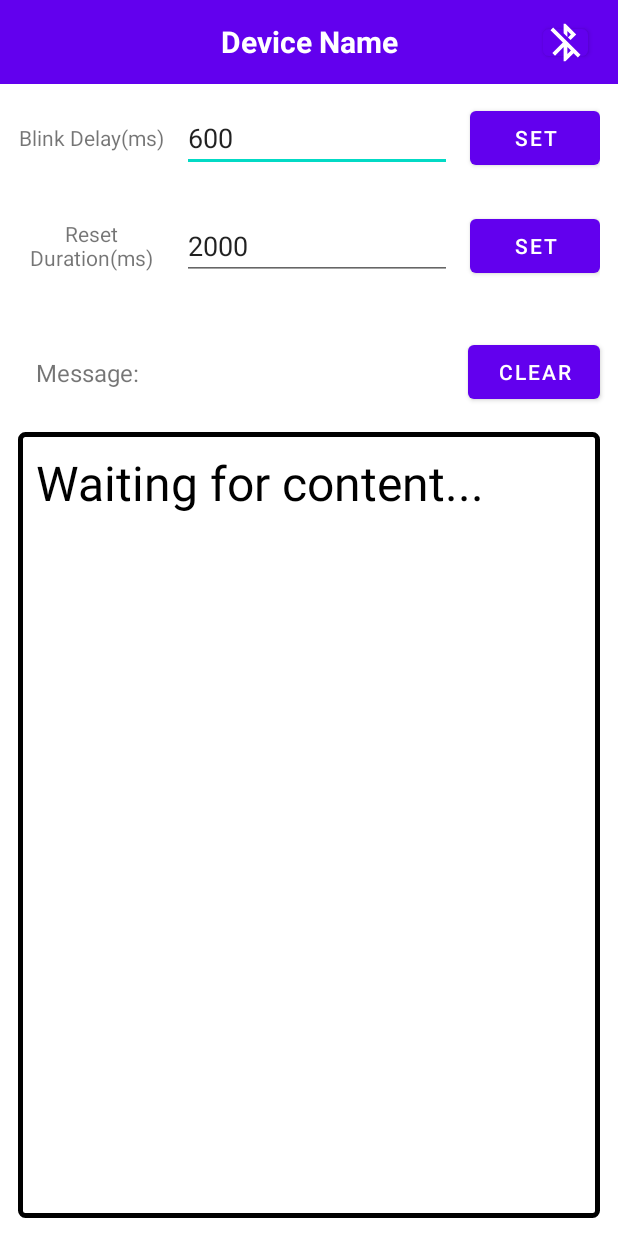
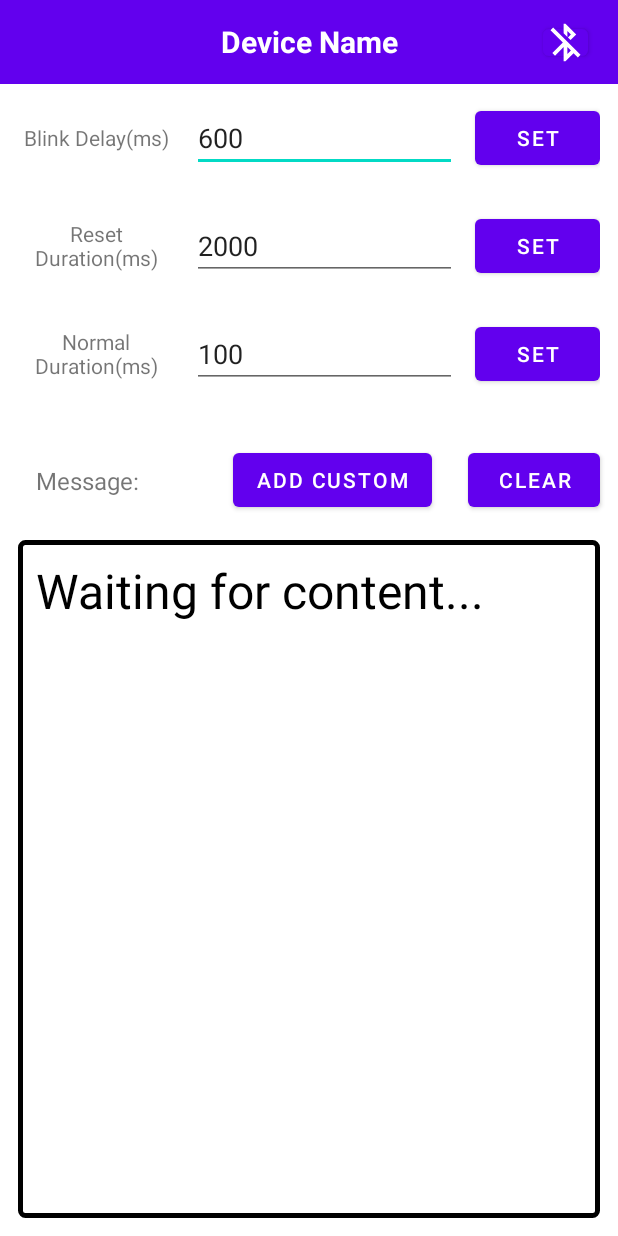
Before and after one commit to Harikrishnan001/Blinkify, an Android app: the BluetoothDeviceActivity screen opened directly, with no data from a screen before it, on a phone screen of 412 x 824 dp. Run offline under Robolectric (Android 15) with nearby library versions, the phone set to English and light mode, and no system bars; 1 statement that could not run was skipped.

Commit message:
Added custom morse code and adjust various blink parameters

```diff
--- a/AndroidApplication/app/src/main/AndroidManifest.xml
+++ b/AndroidApplication/app/src/main/AndroidManifest.xml
@@ -20,6 +20,9 @@
         android:theme="@style/Theme.Blinkify"
         tools:targetApi="31">
         <activity
+            android:name=".CustomMorseCodeActivity"
+            android:exported="false" />
+        <activity
             android:name=".BluetoothDeviceActivity"
             android:exported="false" />
         <activity
--- a/AndroidApplication/app/src/main/java/com/example/blinkify/FileHandler.java
+++ b/AndroidApplication/app/src/main/java/com/example/blinkify/FileHandler.java
@@ -11,19 +11,25 @@ import java.io.FileNotFoundException;
 import java.io.FileOutputStream;
 import java.io.IOException;
 import java.io.InputStreamReader;
+import java.util.ArrayList;
 import java.util.HashMap;
 import java.util.Map;
 
 public class FileHandler {
-    final private String fileName;
     final private Activity activity;
-    public FileHandler(String fileName, Activity activity){
-        this.fileName=fileName;
+    private static final String FILE_NAME_WORD_FREQUENCY="corpus.txt";
+    private static final String FILE_NAME_MORSE_CODE_MAP="mappings.txt";
+    public static final String[] englishValues=new String[]{"a","b","c","d","e","f","g","h","i","j","k","l","m","n","o","p","q","r","s","t","u","v","w","x","y","z",
+    "1","2","3","4","5","6","7","8","9","0"," ","BACKSPACE","BEEP","HUNGRY","WATER","FEELING ILL"};
+    public static final String[] morseCodeValues=new String[]{".-","-...","-.-.","-..",".","..-.","--.","....","..",".---",
+            "-.-",".-..","--","-.","---",".--.","--.-",".-.","...","-", "..-","...-",".--","-..-","-.--","--..",
+            ".----","..---","...--","....-",".....","-....","--...", "---..","----.","-----","......",".......",".....-","........",".........",".........."};
+    public FileHandler( Activity activity){
         this.activity=activity;
     }
-    public void writeToFile(HashMap<String,Integer> map){
+    public void writeWordFrequencyToFile(HashMap<String,Integer> map){
         try {
-            FileOutputStream fos = activity.openFileOutput(fileName, MODE_PRIVATE);
+            FileOutputStream fos = activity.openFileOutput(FILE_NAME_WORD_FREQUENCY, MODE_PRIVATE);
             for (Map.Entry<String, Integer> entry : map.entrySet()) {
                 String k = entry.getKey();
                 Integer v = entry.getValue();
@@ -36,12 +42,29 @@ public class FileHandler {
         }
     }
 
-    public HashMap<String,Integer> readFromFile(){
+    public void writeMorseCodeMappingsToFile(ArrayList<MorseCodeDataItem> mappings){
+        try {
+            FileOutputStream fos = activity.openFileOutput(FILE_NAME_MORSE_CODE_MAP, MODE_PRIVATE);
+            for (MorseCodeDataItem item:mappings) {
+                if(!item.englishValue.equals("")) {
+                    String k = item.englishValue;
+                    String v = item.morseCodeValue;
+                    String s = k + "," + v.toString() + "\n";
+                    fos.write(s.getBytes());
+                }
+            }
+            fos.close();
+        }catch (Exception e){
+            showToast("Unable to write to file");
+        }
+    }
+
+    public HashMap<String,Integer> readWordFrequencyFromFile(){
         HashMap<String,Integer> map=new HashMap<>();
         String[] results;
         while(true) {
             try {
-                BufferedReader reader = new BufferedReader(new InputStreamReader(activity.openFileInput(fileName)));
+                BufferedReader reader = new BufferedReader(new InputStreamReader(activity.openFileInput(FILE_NAME_WORD_FREQUENCY)));
                 String line = reader.readLine();
                 while (line != null) {
                     results = line.split(",");
@@ -53,8 +76,41 @@ public class FileHandler {
                 break;
             } catch (FileNotFoundException e) {
                 showToast("Creating and writing to file...");
+                String words[]=new String[]{"hello","hai","water","food","lemon","less"};
+                int freq[]=new int[]{5,7,3,6,8,5};
+                HashMap<String,Integer> list=new HashMap<>();
+                for(int i=0;i<words.length;i++)
+                    list.put(words[i],freq[i]);
+                writeWordFrequencyToFile(list);
+            } catch (IOException e) {
+                showToast("Unable to read from file");
+                break;
+            }
+        }
+        return map;
+    }
+
+    public ArrayList<MorseCodeDataItem> readMorseCodeMappingsFromFile(){
+        ArrayList<MorseCodeDataItem> mappings=new ArrayList<>();
+        String[] results;
+        while(true) {
+            try {
+                BufferedReader reader = new BufferedReader(new InputStreamReader(activity.openFileInput(FILE_NAME_MORSE_CODE_MAP)));
+                String line = reader.readLine();
+                while (line != null) {
+                    results = line.split(",");
+                    mappings.add(new MorseCodeDataItem(results[0],results[1]));
+                    Log.e("Message", results[0] + ":" + results[1]);
+                    line=reader.readLine();
+                }
+                reader.close();
+                break;
+            } catch (FileNotFoundException e) {
+                showToast("Creating and writing to file...");
                 try {
-                    FileOutputStream fout = activity.openFileOutput(fileName, MODE_PRIVATE);
+                    FileOutputStream fout = activity.openFileOutput(FILE_NAME_MORSE_CODE_MAP, MODE_PRIVATE);
+                    for(int i=0;i<englishValues.length;i++)
+                        fout.write((englishValues[i]+","+morseCodeValues[i]+"\n").getBytes());
                     fout.close();
                 }catch (IOException ioe){
                     showToast("Unable to create file");
@@ -64,8 +120,10 @@ public class FileHandler {
                 break;
             }
         }
-        return map;
+        return mappings;
     }
+
+
 
     private void showToast(String text){
         activity.runOnUiThread(new Runnable() {
--- a/AndroidApplication/app/src/main/java/com/example/blinkify/MainActivity.java
+++ b/AndroidApplication/app/src/main/java/com/example/blinkify/MainActivity.java
@@ -36,6 +36,7 @@ import java.io.DataOutputStream;
 import java.io.IOException;
 import java.io.InputStream;
 import java.io.OutputStream;
+import java.util.ArrayList;
 import java.util.Set;
 import java.util.UUID;
 
--- /dev/null
+++ b/AndroidApplication/app/src/main/java/com/example/blinkify/MorseCodeDataItem.java
@@ -0,0 +1,11 @@
+package com.example.blinkify;
+
+public class MorseCodeDataItem {
+    public String englishValue;
+    public String morseCodeValue;
+
+    public MorseCodeDataItem(String text,String code){
+        this.englishValue=text;
+        this.morseCodeValue=code;
+    }
+}
--- a/AndroidApplication/app/src/main/res/layout/activity_bluetooth_device.xml
+++ b/AndroidApplication/app/src/main/res/layout/activity_bluetooth_device.xml
@@ -26,7 +26,7 @@
 
             <TextView
                 android:id="@+id/blinkDelayTitle"
-                android:layout_width="130dp"
+                android:layout_width="140dp"
                 android:layout_height="match_parent"
                 android:layout_weight="1"
                 android:breakStrategy="balanced"
@@ -64,7 +64,7 @@
 
             <TextView
                 android:id="@+id/resetDurationTitle"
-                android:layout_width="130dp"
+                android:layout_width="140dp"
                 android:layout_height="match_parent"
                 android:layout_weight="1"
                 android:breakStrategy="simple"
@@ -85,6 +85,43 @@
 
             <Button
                 android:id="@+id/setResetDuration"
+                android:layout_width="120dp"
+                android:layout_height="wrap_content"
+                android:layout_weight="1"
+                android:lines="1"
+                android:text="Set" />
+
+        </LinearLayout>
+        <LinearLayout
+            android:layout_width="match_parent"
+            android:layout_height="wrap_content"
+            android:gravity="center"
+            android:orientation="horizontal"
+            android:padding="12dp">
+
+            <TextView
+                android:id="@+id/normalBlinkText"
+                android:layout_width="140dp"
+                android:layout_height="match_parent"
+                android:layout_weight="1"
+                android:breakStrategy="simple"
+                android:gravity="center"
+                android:lines="2"
+                android:text="Normal Duration(ms)" />
+
+            <EditText
+                android:id="@+id/normalBlinkDuration"
+                android:layout_width="wrap_content"
+                android:layout_height="wrap_content"
+                android:layout_marginStart="12dp"
+                android:layout_marginEnd="12dp"
+                android:layout_weight="1"
+                android:ems="10"
+                android:inputType="numberDecimal"
+                android:text="100" />
+
+            <Button
+                android:id="@+id/setNormalBlinkDuration"
                 android:layout_width="120dp"
                 android:layout_height="wrap_content"
                 android:layout_weight="1"
@@ -119,6 +156,16 @@
                 app:layout_constraintBottom_toBottomOf="parent"
                 app:layout_constraintEnd_toEndOf="parent"
                 app:layout_constraintTop_toTopOf="parent" />
+
+            <Button
+                android:id="@+id/addCustom"
+                android:layout_width="wrap_content"
+                android:layout_height="wrap_content"
+                android:layout_marginEnd="24dp"
+                android:text="Add Custom"
+                app:layout_constraintBottom_toBottomOf="parent"
+                app:layout_constraintEnd_toStartOf="@+id/clear"
+                app:layout_constraintTop_toTopOf="parent" />
         </androidx.constraintlayout.widget.ConstraintLayout>
 
         <LinearLayout
```
Also changed, not shown: AndroidApplication/app/src/main/java/com/example/blinkify/BluetoothDeviceActivity.java (+53 -107 lines), AndroidApplication/app/src/main/java/com/example/blinkify/CustomMorseCodeActivity.java (added, +42 -0 lines), AndroidApplication/app/src/main/java/com/example/blinkify/MorseCodeDataItemAdapter.java (added, +66 -0 lines), AndroidApplication/app/src/main/res/layout/activity_custom_morse_code.xml (added, +66 -0 lines), AndroidApplication/app/src/main/res/layout/morse_value_list_item.xml (added, +48 -0 lines), 1 other file.
